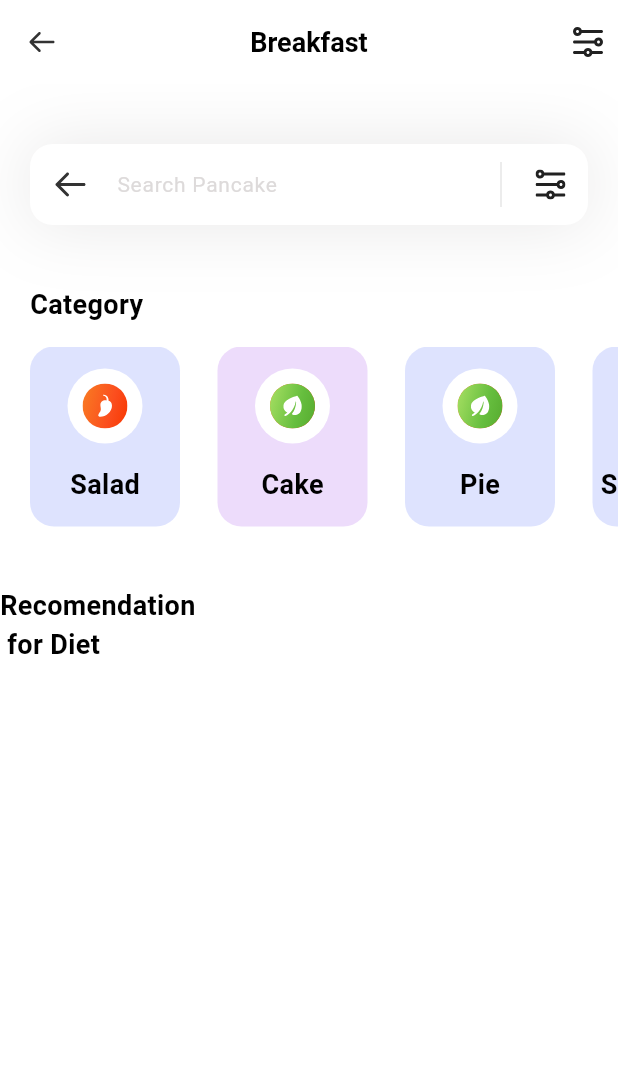
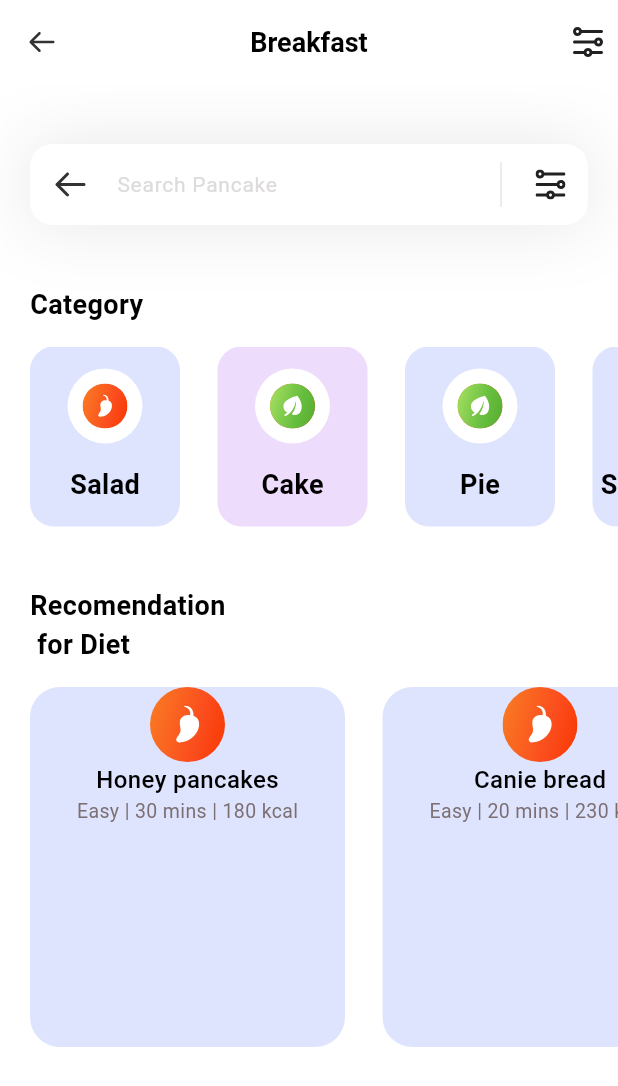
Before and after one commit to Avdors/fitness, a Flutter app: the screen it shows after launch, on a phone screen of 412 x 824 dp. Shown: the top 1086 px of the screen. Run offline on Flutter 3.47's test engine with Material 3 defaults, Android fonts, the phone set to English and light mode, and no system bars; our stand-ins replace flutter_svg; Roboto replaces fonts that are missing (poppins).

Commit message:
add_dit_container

```diff
--- a/lib/models/diet_model.dart
+++ b/lib/models/diet_model.dart
@@ -7,6 +7,7 @@ class DietModel {
   String? duration;
   String? calories;
   bool? viewIsSelected;
+  Color? boxColor;
 
   DietModel({
     required this.name,
@@ -15,6 +16,7 @@ class DietModel {
     required this.duration,
     required this.calories,
     required this.viewIsSelected,
+    this.boxColor = const Color(0xff92A3FD), // default color if not provided
   });
 
   static List<DietModel> getDiets() {
--- a/lib/pages/home.dart
+++ b/lib/pages/home.dart
@@ -48,18 +48,65 @@ class _HomePageState extends State<HomePage> {
         _categorySection(categories: categories), // секция с категориями
         SizedBox(height: 40,),
         Column(
+          crossAxisAlignment: CrossAxisAlignment.start, // выравнивание по левому краю, чтобы Recomendation for Diet был выровнен по левому краю
           children: [
-            Text(
+            Padding(
+              padding: const EdgeInsets.only(left: 20),
+              child: Text(
                 'Recomendation \n for Diet',
                 style: TextStyle(
                 color: Colors.black, // цвет текста
                 fontSize: 18, // размер шрифта
                 fontWeight: FontWeight.w600, // полужирный шрифт
               )
+              ),
+            ),
+            SizedBox(height: 15,),
+              Container(
+                //color: Colors.blue, // цвет фона контейнера),
+                height: 240,
+                child: ListView.separated(
+                  itemBuilder: (context, index){
+                    return Container(
+                      width: 210, // ширина контейнера с диетами
+                      decoration: BoxDecoration(
+                        color: diets[index].boxColor?.withOpacity(0.3), // цвет фона контейнера с диетами
+                        borderRadius: BorderRadius.circular(20), // скругление углов
+                      ),
+                      child: Column(children: [
+                        SvgPicture.asset(diets[index].iconPath ?? '', // иконка диеты
+                          width: 50, // ширина иконки
+                          height: 50, // высота иконки
+                        ),
+                        Text(
+                          diets[index].name ?? '',
+                          style: TextStyle(
+                            color: Colors.black, // цвет текста
+                            fontSize: 16, // размер шрифта
+                            fontWeight: FontWeight.w500, // жирный шрифт
+                          )
+                        ),
+                        Text(
+                         (diets[index].level ?? '') + ' | ' + (diets[index].duration ?? '') + ' | ' + (diets[index].calories ?? ''), // уровень сложности, время приготовления и калории
+                          style: TextStyle(
+                            color: Color(0xff7B6F72), // цвет текста
+                            fontSize: 13, // размер шрифта
+                            fontWeight: FontWeight.w400, // обычный шрифт
+                          )
+                        )
+                      ],)
+                    );
+                  },
+                   separatorBuilder: (context, index) => SizedBox(width: 25), // отступ между элементами в списке
+                   itemCount: diets.length, // количество элементов в списке диет)
+                  scrollDirection: Axis.horizontal, // направление прокрутки горизонтальное
+                  padding: EdgeInsets.only(left: 20, right: 20), // отступы слева и справа
+              ),
               )
             ],
-        )
-      ],),
+          ),
+        ],
+      ),
     );
   }
 
```
Lines whose indentation alone changed are shown as unchanged.
